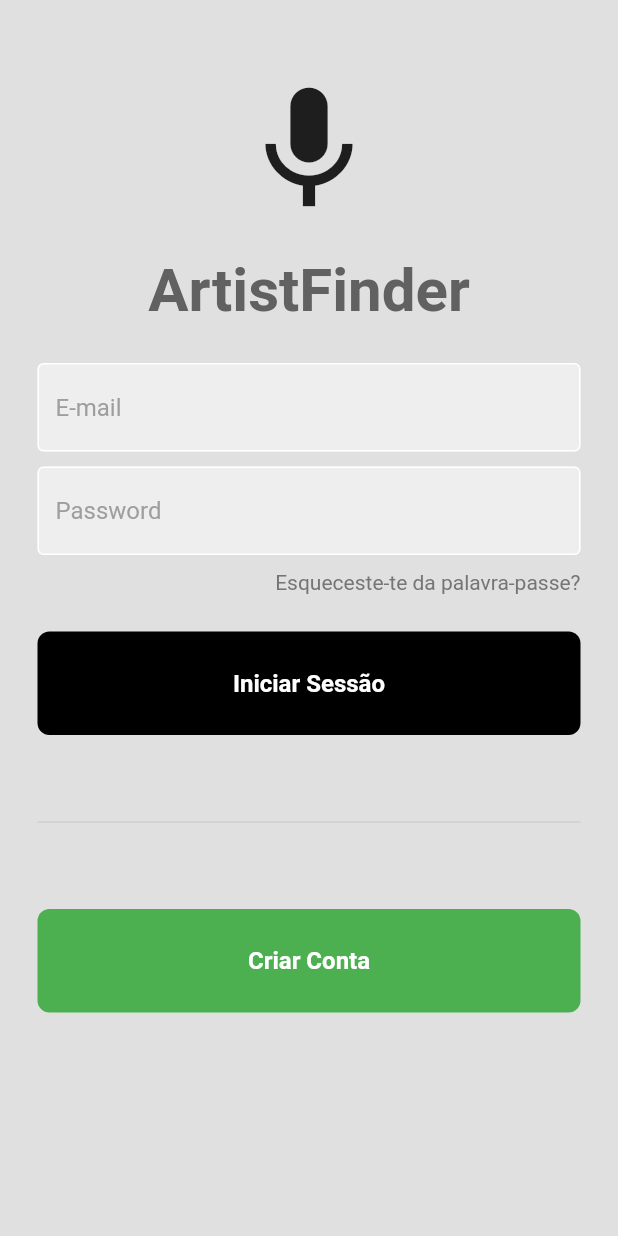
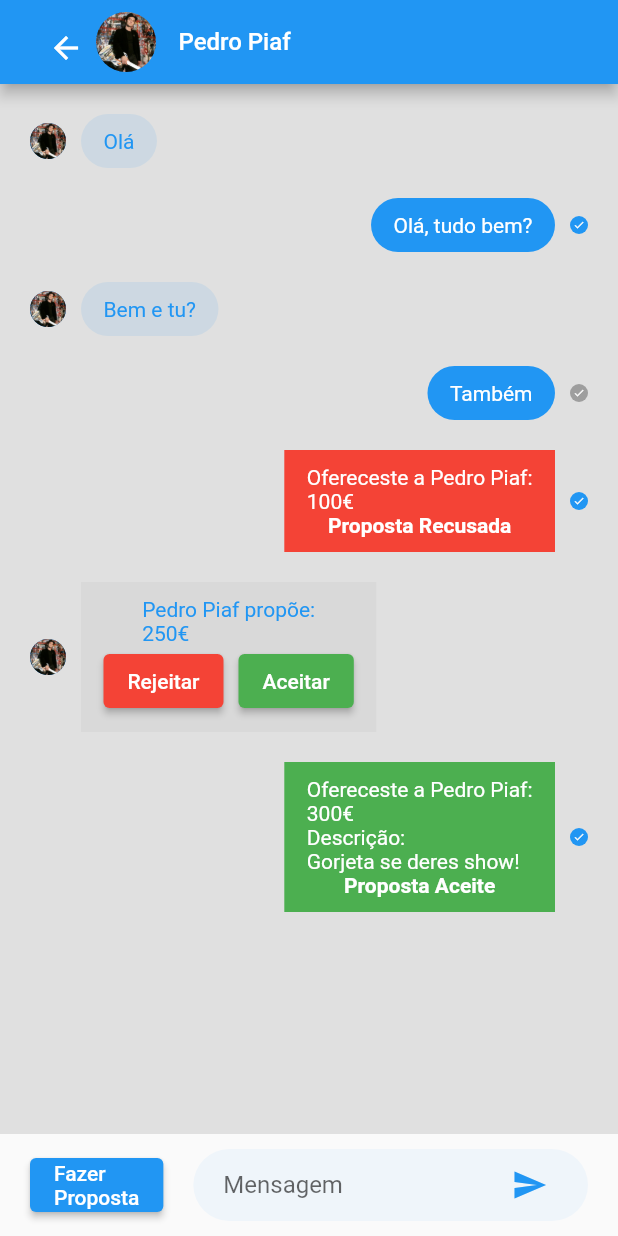
Before and after one commit to RafaelPBPinto/ArtistFinder, a Flutter app: the screen it shows after launch, on a phone screen of 412 x 824 dp. Run offline on Flutter 3.47's test engine with Material 2 defaults, Android fonts, the phone set to English and light mode, and no system bars; our stand-ins replace string_validator; missing offline and left inert: dart:ffi.

Commit message:
negotiation chat

```diff
--- /dev/null
+++ b/artist_finder/lib/components/chat_input_field.dart
@@ -0,0 +1,83 @@
+import 'package:flutter/material.dart';
+import 'package:artist_finder/components/offer_popup.dart';
+import 'package:artist_finder/models/ChatMessage.dart';
+
+class ChatInputField extends StatelessWidget {
+  ChatInputField({super.key});
+
+  final textController = TextEditingController();
+
+  @override
+  Widget build(BuildContext context) {
+    void showOfferPopUp() {
+      showDialog(
+        context: context,
+        builder: (context) => OfferPopUp(),
+      );
+    }
+
+    void sendMessage() {
+      if (textController.text.isEmpty) {
+        return;
+      }
+      ChatMessage message = ChatMessage(
+        text: textController.text,
+        messageType: ChatMessageType.text,
+        messageStatus: MessageStatus.not_view,
+        isSender: true,
+      );
+      textController.clear();
+      demoChatMessages.add(message);
+      // refresh the chat screen
+      Navigator.of(context).pop();
+      Navigator.of(context).pushNamed("negotiation");
+    }
+
+    return Container(
+      padding: const EdgeInsets.symmetric(
+        horizontal: 20,
+        vertical: 10,
+      ),
+      decoration: BoxDecoration(
+        color: Theme.of(context).scaffoldBackgroundColor,
+      ),
+      child: SafeArea(
+        child: Row(children: [
+          ElevatedButton(
+              onPressed: showOfferPopUp,
+              child: const Text(
+                "Fazer\nProposta",
+              )),
+          const SizedBox(width: 20),
+          Expanded(
+            child: Container(
+              padding: const EdgeInsets.symmetric(horizontal: 15),
+              decoration: BoxDecoration(
+                color: Colors.blue.withOpacity(0.05),
+                borderRadius: BorderRadius.circular(40),
+              ),
+              child: Row(
+                children: [
+                  const SizedBox(width: 5),
+                  Expanded(
+                    child: TextField(
+                      controller: textController,
+                      decoration: const InputDecoration(
+                        hintText: "Mensagem",
+                        border: InputBorder.none,
+                      ),
+                    ),
+                  ),
+                  const SizedBox(width: 5),
+                  IconButton(
+                      icon: const Icon(Icons.send, color: Colors.blue),
+                      onPressed: sendMessage),
+                ],
+              ),
+            ),
+          ),
+        ]),
+      ),
+    );
+  }
+}
--- /dev/null
+++ b/artist_finder/lib/components/message.dart
@@ -0,0 +1,83 @@
+import 'package:artist_finder/models/ChatMessage.dart';
+import 'package:flutter/material.dart';
+
+import 'text_message.dart';
+import 'offer_message.dart';
+
+class Message extends StatelessWidget {
+  const Message({
+    Key? key,
+    required this.message,
+  }) : super(key: key);
+
+  final ChatMessage message;
+
+  @override
+  Widget build(BuildContext context) {
+    Widget messageContaint(ChatMessage message) {
+      switch (message.messageType) {
+        case ChatMessageType.text:
+          return TextMessage(message: message);
+        case ChatMessageType.offer:
+          return OfferMessage(message: message);
+        default:
+          return const SizedBox();
+      }
+    }
+
+    return Padding(
+      padding: const EdgeInsets.only(top: 20),
+      child: Row(
+        mainAxisAlignment:
+            message.isSender ? MainAxisAlignment.end : MainAxisAlignment.start,
+        children: [
+          if (!message.isSender) ...[
+            const CircleAvatar(
+              radius: 12,
+              backgroundImage: AssetImage("lib/images/pedro.jpg"),
+            ),
+            const SizedBox(width: 10),
+          ],
+          messageContaint(message),
+          if (message.isSender) MessageStatusDot(status: message.messageStatus)
+        ],
+      ),
+    );
+  }
+}
+
+class MessageStatusDot extends StatelessWidget {
+  final MessageStatus? status;
+
+  const MessageStatusDot({Key? key, this.status}) : super(key: key);
+  @override
+  Widget build(BuildContext context) {
+    Color dotColor(MessageStatus status) {
+      switch (status) {
+        case MessageStatus.not_sent:
+          return Colors.red;
+        case MessageStatus.not_view:
+          return Colors.grey;
+        case MessageStatus.viewed:
+          return Colors.blue;
+        default:
+          return Colors.transparent;
+      }
+    }
+
+    return Container(
+      margin: const EdgeInsets.only(left: 10),
+      height: 12,
+      width: 12,
+      decoration: BoxDecoration(
+        color: dotColor(status!),
+        shape: BoxShape.circle,
+      ),
+      child: Icon(
+        status == MessageStatus.not_sent ? Icons.close : Icons.done,
+        size: 8,
+        color: Theme.of(context).scaffoldBackgroundColor,
+      ),
+    );
+  }
+}
--- /dev/null
+++ b/artist_finder/lib/components/negotiation_body.dart
@@ -0,0 +1,27 @@
+import 'package:flutter/material.dart';
+import 'package:artist_finder/components/chat_input_field.dart';
+import 'package:artist_finder/models/ChatMessage.dart';
+import 'package:artist_finder/components/message.dart';
+
+class NegotiationBody extends StatelessWidget {
+  const NegotiationBody({super.key});
+
+  @override
+  Widget build(BuildContext context) {
+    return Column(
+      children: [
+        Expanded(
+          child: Padding(
+            padding: const EdgeInsets.symmetric(horizontal: 20),
+            child: ListView.builder(
+              itemCount: demoChatMessages.length,
+              itemBuilder: (context, index) =>
+                  Message(message: demoChatMessages[index]),
+            ),
+          ),
+        ),
+        ChatInputField(),
+      ],
+    );
+  }
+}
--- /dev/null
+++ b/artist_finder/lib/components/offer_message.dart
@@ -0,0 +1,154 @@
+import 'package:artist_finder/models/ChatMessage.dart';
+import 'package:flutter/material.dart';
+
+class OfferMessage extends StatelessWidget {
+  const OfferMessage({
+    Key? key,
+    this.message,
+  }) : super(key: key);
+
+  final ChatMessage? message;
+
+  @override
+  Widget build(BuildContext context) {
+    switch (message!.offerStatus) {
+      case OfferStatus.pending:
+        return buildPendingOffer();
+      case OfferStatus.accepted:
+        return buildAcceptedOffer();
+      case OfferStatus.rejected:
+        return buildRejectedOffer();
+      default:
+        return const SizedBox();
+    }
+  }
+
+  Container buildPendingOffer() {
+    switch (message!.isSender) {
+      case true:
+        return Container(
+          padding: const EdgeInsets.symmetric(
+            horizontal: 15,
+            vertical: 10,
+          ),
+          decoration: BoxDecoration(
+            color: Colors.grey.withOpacity(message!.isSender ? 1 : 0.1),
+          ),
+          child: Column(
+            children: [
+              Text(
+                message!.text,
+                style: TextStyle(
+                  color: message!.isSender ? Colors.white : Colors.blue,
+                ),
+              ),
+              Text(
+                "Proposta Pendente",
+                style: TextStyle(
+                  color: message!.isSender ? Colors.white : Colors.blue,
+                  fontWeight: FontWeight.bold,
+                ),
+              )
+            ],
+          ),
+        );
+      case false:
+        return Container(
+          padding: const EdgeInsets.symmetric(
+            horizontal: 15,
+            vertical: 10,
+          ),
+          decoration: BoxDecoration(
+            color: Colors.grey.withOpacity(message!.isSender ? 1 : 0.1),
+          ),
+          child: Column(
+            children: [
+              Text(
+                message!.text,
+                style: TextStyle(
+                  color: message!.isSender ? Colors.white : Colors.blue,
+                ),
+              ),
+              Row(
+                children: [
+                  ElevatedButton(
+                    onPressed: () => {},
+                    style:
+                        ElevatedButton.styleFrom(backgroundColor: Colors.red),
+                    child: const Text('Rejeitar'),
+                  ),
+                  const SizedBox(width: 10),
+                  ElevatedButton(
+                    onPressed: () => {},
+                    style:
+                        ElevatedButton.styleFrom(backgroundColor: Colors.green),
+                    child: const Text('Aceitar'),
+                  ),
+                ],
+              ),
+            ],
+          ),
+        );
+      default:
+        return Container();
+    }
+  }
+
+  Container buildAcceptedOffer() {
+    return Container(
+      padding: const EdgeInsets.symmetric(
+        horizontal: 15,
+        vertical: 10,
+      ),
+      decoration: BoxDecoration(
+        color: Colors.green.withOpacity(message!.isSender ? 1 : 0.1),
+      ),
+      child: Column(
+        children: [
+          Text(
+            message!.text,
+            style: TextStyle(
+              color: message!.isSender ? Colors.white : Colors.blue,
+            ),
+          ),
+          Text(
+            "Proposta Aceite",
+            style: TextStyle(
+              color: message!.isSender ? Colors.white : Colors.blue,
+              fontWeight: FontWeight.bold,
+            ),
+          )
+        ],
+      ),
+    );
+  }
+
+  Container buildRejectedOffer() {
+    return Container(
+      padding: const EdgeInsets.symmetric(
+        horizontal: 15,
+        vertical: 10,
+      ),
+      decoration: BoxDecoration(
+        color: Colors.red.withOpacity(message!.isSender ? 1 : 0.1),
+      ),
+      child: Column(
+        children: [
+          Text(
+            message!.text,
+            style: TextStyle(
+              color: message!.isSender ? Colors.white : Colors.blue,
+            ),
+          ),
+          Text(
+            "Proposta Recusada",
+            style: TextStyle(
+              color: message!.isSender ? Colors.white : Colors.blue,
+              fontWeight: FontWeight.bold,
+            ),
+          )
+        ],
+      ),
+    );
+  }
+}
--- /dev/null
+++ b/artist_finder/lib/components/offer_popup.dart
@@ -0,0 +1,79 @@
+import 'package:artist_finder/models/ChatMessage.dart';
+import 'package:flutter/material.dart';
+
+class OfferPopUp extends StatelessWidget {
+  OfferPopUp({super.key});
+
+  final quantiaController = TextEditingController();
+  final descricaoController = TextEditingController();
+
+  @override
+  Widget build(BuildContext context) {
+    return AlertDialog(
+      scrollable: true,
+      title: const Text('Fazer proposta'),
+      content: Padding(
+        padding: const EdgeInsets.all(8.0),
+        child: Form(
+          child: Column(
+            children: <Widget>[
+              TextFormField(
+                controller: quantiaController,
+                decoration: const InputDecoration(
+                  labelText: 'Quantia',
+                  icon: Icon(Icons.euro),
+                ),
+              ),
+              TextFormField(
+                controller: descricaoController,
+                decoration: const InputDecoration(
+                  labelText: 'Descrição (opcional)',
+                  icon: Icon(Icons.message),
+                ),
+              ),
+            ],
+          ),
+        ),
+      ),
+      actions: [
+        ElevatedButton(
+          onPressed: () => Navigator.pop(context),
+          child: const Text('Cancelar'),
+        ),
+        ElevatedButton(
+          onPressed: () {
+            if (quantiaController.text.isEmpty) {
+              return;
+            }
+            ChatMessage message;
+            String quantia = quantiaController.text;
+            String euro = "€";
+            String text = "Ofereceste a Pedro Piaf:\n";
+            if (descricaoController.text.isEmpty) {
+              message = ChatMessage(
+                text: '$text$quantia$euro',
+                messageType: ChatMessageType.offer,
+                messageStatus: MessageStatus.viewed,
+                isSender: true,
+              );
+            } else {
+              String descricao = "\nDescrição:\n";
+              String descricaoText = descricaoController.text;
+              message = ChatMessage(
+                text: '$text$quantia$euro$descricao$descricaoText',
+                messageType: ChatMessageType.offer,
+                messageStatus: MessageStatus.viewed,
+                isSender: true,
+              );
+            }
+
+            demoChatMessages.add(message);
+            Navigator.pop(context);
+            Navigator.of(context).pushNamed("negotiation");
+          },
+          child: const Text('Enviar'),
+        ),
+      ],
+    );
+  }
+}
--- /dev/null
+++ b/artist_finder/lib/components/text_message.dart
@@ -0,0 +1,31 @@
+import 'package:artist_finder/models/ChatMessage.dart';
+import 'package:flutter/material.dart';
+
+class TextMessage extends StatelessWidget {
+  const TextMessage({
+    Key? key,
+    this.message,
+  }) : super(key: key);
+
+  final ChatMessage? message;
+
+  @override
+  Widget build(BuildContext context) {
+    return Container(
+      padding: const EdgeInsets.symmetric(
+        horizontal: 15,
+        vertical: 10,
+      ),
+      decoration: BoxDecoration(
+        color: Colors.blue.withOpacity(message!.isSender ? 1 : 0.1),
+        borderRadius: BorderRadius.circular(30),
+      ),
+      child: Text(
+        message!.text,
+        style: TextStyle(
+          color: message!.isSender ? Colors.white : Colors.blue,
+        ),
+      ),
+    );
+  }
+}
--- a/artist_finder/lib/main.dart
+++ b/artist_finder/lib/main.dart
@@ -3,6 +3,7 @@ import 'package:flutter/material.dart';
 import 'pages/login_page.dart';
 import 'pages/create_account_page.dart';
 import 'pages/contr_page.dart';
+import 'pages/negotiation.dart';
 
 void main() {
   runApp(const MyApp());
@@ -15,12 +16,13 @@ class MyApp extends StatelessWidget {
   Widget build(BuildContext context) {
     return MaterialApp(
       debugShowCheckedModeBanner: false,
-      home: LoginPage(),
+      home: NegotiationPage(), //LoginPage(), só para testar negociação
       routes: <String, WidgetBuilder>{
         "login": (BuildContext context) => LoginPage(),
         "createAccount": (BuildContext context) => CreateAccountPage(),
-        "contrpage": (BuildContext context) => ContrPage(),
-        "artistpage": (BuildContext context) => ArtistPage()
+        "contrpage": (BuildContext context) => const ContrPage(),
+        "artistpage": (BuildContext context) => ArtistPage(),
+        "negotiation": (BuildContext context) => NegotiationPage(),
       },
     );
   }
--- /dev/null
+++ b/artist_finder/lib/models/ChatMessage.dart
@@ -0,0 +1,69 @@
+enum ChatMessageType { text, offer }
+
+enum MessageStatus { not_sent, not_view, viewed }
+
+enum OfferStatus { pending, accepted, rejected }
+
+class ChatMessage {
+  final String text;
+  final ChatMessageType messageType;
+  final MessageStatus messageStatus;
+  final OfferStatus offerStatus;
+  final bool isSender;
+
+  ChatMessage({
+    this.text = '',
+    required this.messageType,
+    required this.messageStatus,
+    required this.isSender,
+    this.offerStatus = OfferStatus.pending,
+  });
+}
+
+List demoChatMessages = [
+  ChatMessage(
+    text: "Olá",
+    messageType: ChatMessageType.text,
+    messageStatus: MessageStatus.viewed,
+    isSender: false,
+  ),
+  ChatMessage(
+    text: "Olá, tudo bem?",
+    messageType: ChatMessageType.text,
+    messageStatus: MessageStatus.viewed,
+    isSender: true,
+  ),
+  ChatMessage(
+    text: "Bem e tu?",
+    messageType: ChatMessageType.text,
+    messageStatus: MessageStatus.viewed,
+    isSender: false,
+  ),
+  ChatMessage(
+    text: "Também",
+    messageType: ChatMessageType.text,
+    messageStatus: MessageStatus.not_view,
+    isSender: true,
+  ),
+  ChatMessage(
+    text: "Ofereceste a Pedro Piaf:\n100€",
+    messageStatus: MessageStatus.viewed,
+    messageType: ChatMessageType.offer,
+    offerStatus: OfferStatus.rejected,
+    isSender: true,
+  ),
+  ChatMessage(
+    text: "Pedro Piaf propõe:\n250€",
+    messageStatus: MessageStatus.viewed,
+    messageType: ChatMessageType.offer,
+    offerStatus: OfferStatus.pending,
+    isSender: false,
+  ),
+  ChatMessage(
+    text: "Ofereceste a Pedro Piaf:\n300€\nDescrição:\nGorjeta se deres show!",
+    messageStatus: MessageStatus.viewed,
+    messageType: ChatMessageType.offer,
+    offerStatus: OfferStatus.accepted,
+    isSender: true,
+  )
+];
--- a/artist_finder/lib/pages/artist_page.dart
+++ b/artist_finder/lib/pages/artist_page.dart
@@ -1,7 +1,7 @@
 import 'package:flutter/material.dart';
 
 class ArtistPage extends StatefulWidget {
-  ArtistPage({
+  const ArtistPage({
     super.key,
   });
 
@@ -13,7 +13,7 @@ class _ArtistPageState extends State<ArtistPage> {
   @override
   Widget build(BuildContext context) {
     return Scaffold(
-      appBar: AppBar(actions: [const Text("ArtistFinder")]),
+      appBar: AppBar(actions: const [Text("ArtistFinder")]),
     );
   }
 }
--- a/artist_finder/lib/pages/create_account_page.dart
+++ b/artist_finder/lib/pages/create_account_page.dart
@@ -7,6 +7,7 @@ import 'package:artist_finder/components/url.dart';
 import 'package:string_validator/string_validator.dart';
 
 class CreateAccountPage extends StatefulWidget {
+  const CreateAccountPage({super.key});
   @override
   _CreateAccountPageState createState() => _CreateAccountPageState();
 }
@@ -163,7 +164,7 @@ class _CreateAccountPageState extends State<CreateAccountPage> {
                 },
               ),
 
-              const SizedBox(height: 10),
+              const SizedBox(height: 50),
 
               ToggleButtons(
                 isSelected: select,
@@ -197,7 +198,7 @@ class _CreateAccountPageState extends State<CreateAccountPage> {
               ),
 
               const SizedBox(
-                height: 10,
+                height: 50,
               ),
               // Create Account Button
               MyButton(
@@ -245,6 +246,8 @@ class _CreateAccountPageState extends State<CreateAccountPage> {
                   ),
                 ),
               ),
+
+              const SizedBox(height: 50),
             ]),
           ),
         ),
--- a/artist_finder/lib/pages/login_page.dart
+++ b/artist_finder/lib/pages/login_page.dart
@@ -9,6 +9,7 @@ import 'package:artist_finder/models/User.dart';
 import 'package:artist_finder/components/url.dart';
 
 class LoginPage extends StatefulWidget {
+  const LoginPage({Key? key}) : super(key: key);
   @override
   _LoginPageState createState() => _LoginPageState();
 }
--- /dev/null
+++ b/artist_finder/lib/pages/negotiation.dart
@@ -0,0 +1,40 @@
+// Referências:
+// https://www.youtube.com/watch?v=uiJF-ShOLyo
+import 'package:flutter/material.dart';
+import 'package:artist_finder/components/negotiation_body.dart';
+
+class NegotiationPage extends StatelessWidget {
+  const NegotiationPage({super.key});
+
+  @override
+  Widget build(BuildContext context) {
+    void goBack() {
+      Navigator.of(context).pop();
+    }
+
+    return Scaffold(
+      backgroundColor: Colors.grey[300],
+      appBar: AppBar(
+        automaticallyImplyLeading: false,
+        backgroundColor: Colors.blue,
+        title: Row(children: [
+          IconButton(icon: const BackButton(), onPressed: goBack),
+          const CircleAvatar(
+            backgroundImage: AssetImage('lib/images/pedro.jpg'),
+          ),
+          const SizedBox(width: 15),
+          Column(
+            crossAxisAlignment: CrossAxisAlignment.start,
+            children: const [
+              Text(
+                "Pedro Piaf",
+                style: TextStyle(fontSize: 16),
+              ),
+            ],
+          )
+        ]),
+      ),
+      body: const NegotiationBody(),
+    );
+  }
+}
```
Also changed, not shown: artist_finder/lib/images/pedro.jpg (added), artist_finder/lib/images/tono.png (added).
